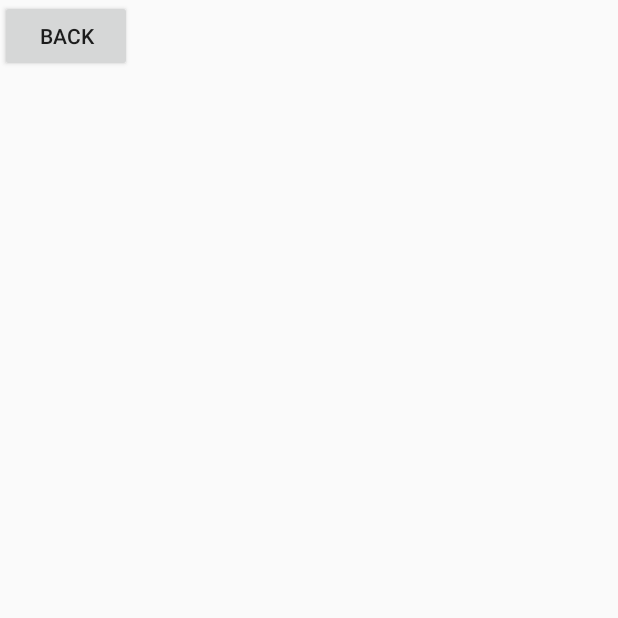
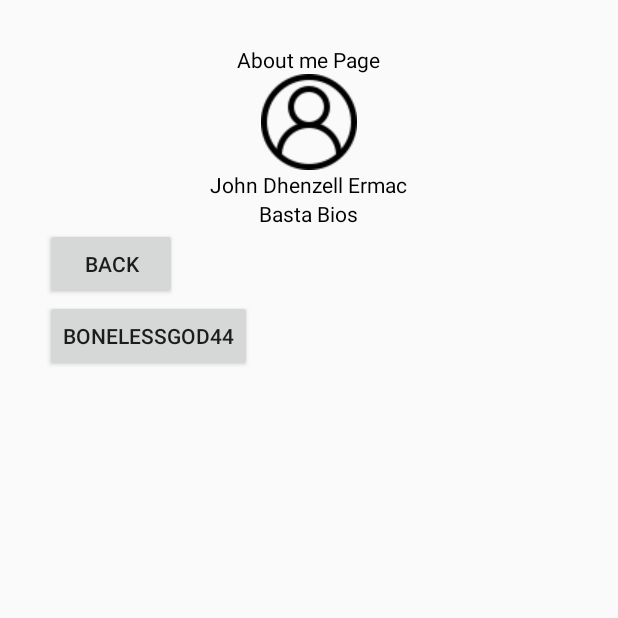
Before and after one commit to Stigma424/RentaBai, an Android app: the DeveloperActivity screen opened directly, with no data from a screen before it, on a phone screen of 412 x 824 dp, the top half of it. Run offline under Robolectric (Android 15) with nearby library versions, the phone set to English and light mode, and no system bars.

Commit message:
Logic And Validation Backend for Developer Page and Login Page

```diff
--- a/app/src/main/java/com/example/rentabai/DeveloperActivity.kt
+++ b/app/src/main/java/com/example/rentabai/DeveloperActivity.kt
@@ -3,7 +3,11 @@ package com.example.rentabai
 import android.app.Activity
 import android.content.Intent
 import android.os.Bundle
+import android.util.Log
 import android.widget.Button
+import android.widget.ImageView
+import android.widget.TextView
+import android.widget.Toast
 import androidx.activity.enableEdgeToEdge
 import androidx.appcompat.app.AppCompatActivity
 import androidx.core.view.ViewCompat
@@ -14,11 +18,38 @@ class DeveloperActivity : Activity() {
         super.onCreate(savedInstanceState)
         setContentView(R.layout.developer_page)
 
+        var devNumber = 1;
         val backButton = findViewById<Button>(R.id.BackButton)
-
+        val shiftButton = findViewById<Button>(R.id.ShiftButton)
+        val devPfp = findViewById<ImageView>(R.id.DevPfp)
+        val devName = findViewById<TextView>(R.id.DevName)
+        val devBio = findViewById<TextView>(R.id.DevBio)
         backButton.setOnClickListener {
             val intent = Intent(this, SettingsActivity::class.java)
             startActivity(intent)
         }
+
+        shiftButton.setOnClickListener {
+            if(devNumber == 1){
+                devPfp.setImageResource(R.drawable.test2)
+                devName.text = "Gabriel Montil"
+                devBio.text = "Ambot oi Bio"
+                shiftButton.text = "Stigma424"
+                devNumber = 2
+                Log.e("Notification","Inside Dev 1 ")
+            }
+            else if(devNumber == 2){
+                devPfp.setImageResource(R.drawable.test1)
+                devName.text = "John Dhenzell Ermac"
+                devBio.text = "Basta Bios"
+                shiftButton.text = "BonelessGod44"
+                devNumber = 1
+                Log.e("Notification","Inside Dev 2")
+            }
+            else{
+                Toast.makeText(this,"Something Wrong", Toast.LENGTH_LONG).show()
+            }
+        }
     }
+
 }
--- a/app/src/main/res/layout/developer_page.xml
+++ b/app/src/main/res/layout/developer_page.xml
@@ -6,12 +6,54 @@
     android:layout_width="match_parent"
     android:layout_height="match_parent"
     tools:context=".DeveloperActivity"
-    android:orientation="vertical">
-    <Button
+    android:orientation="vertical"
+    android:padding="30dp">
+<TextView
+    android:layout_width="wrap_content"
+    android:layout_height="wrap_content"
+    android:text="About me Page"
+    android:layout_gravity="center"
+    android:textColor="@color/black">
+
+</TextView>
+    <ImageView
+        android:id="@+id/DevPfp"
         android:layout_width="wrap_content"
         android:layout_height="wrap_content"
+        android:src="@drawable/test1"
+        android:layout_gravity="center">
+
+    </ImageView>
+    <TextView
+        android:id="@+id/DevName"
+        android:layout_width="wrap_content"
+        android:layout_height="wrap_content"
+        android:text="John Dhenzell Ermac"
+        android:layout_gravity="center"
+        android:textColor="@color/black">
+
+    </TextView>
+    <TextView
+        android:id="@+id/DevBio"
+        android:layout_width="wrap_content"
+        android:layout_height="wrap_content"
+        android:text="Basta Bios"
+        android:layout_gravity="center"
+        android:textColor="@color/black">
+
+    </TextView>
+    <Button
         android:id="@+id/BackButton"
+        android:layout_width="wrap_content"
+        android:layout_height="wrap_content"
         android:text="Back">
 
     </Button>
+    <Button
+        android:id="@+id/ShiftButton"
+        android:layout_width="wrap_content"
+        android:layout_height="wrap_content"
+        android:text="BonelessGod44">
+
+    </Button>
 </LinearLayout>
--- a/app/src/main/res/layout/profile_page.xml
+++ b/app/src/main/res/layout/profile_page.xml
@@ -6,12 +6,12 @@
     android:layout_width="match_parent"
     android:layout_height="match_parent"
     tools:context=".ProfileActivity"
-    android:orientation="vertical">
+    android:orientation="vertical"
+    android:padding="30dp">
     <Button
         android:layout_width="wrap_content"
         android:layout_height="wrap_content"
         android:id="@+id/BackButton"
         android:text="Back">
-
     </Button>
 </LinearLayout>
```
Also changed, not shown: app/src/main/java/com/example/rentabai/LoginActivity.kt (+25 -3 lines), app/src/main/res/drawable/test1.png (added), app/src/main/res/drawable/test2.png (added).
